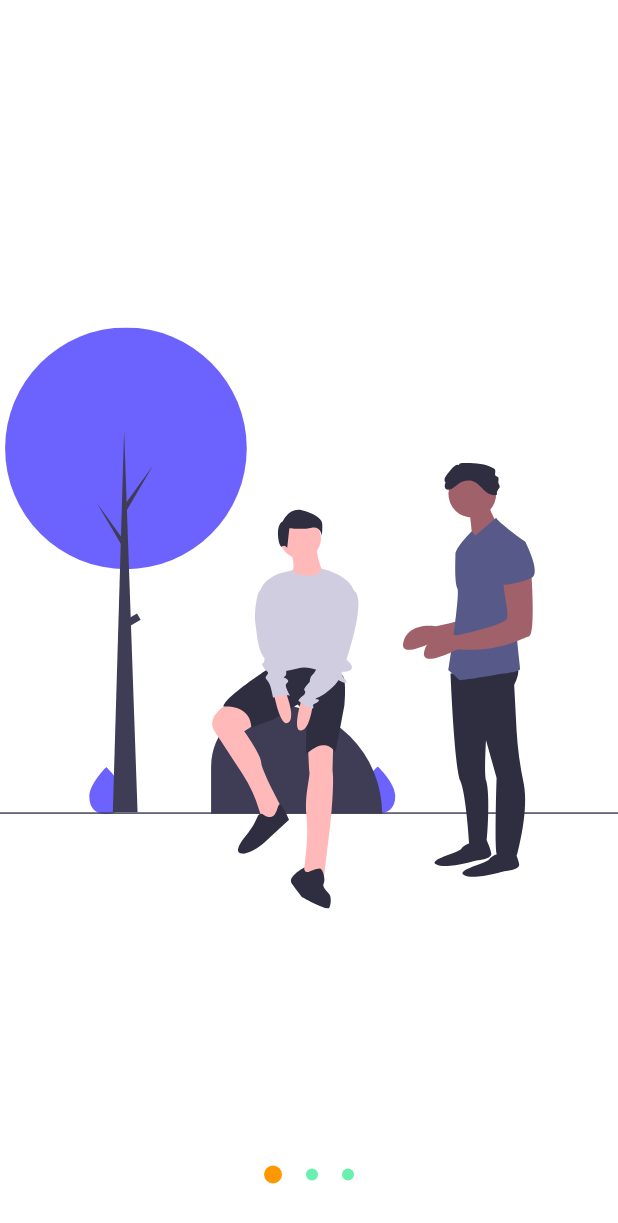
After one commit to aykuttasil/modern-flutter, a Flutter app: the IntroPage2 screen opened by its route, on a phone screen of 412 x 824 dp. The commit adds this screen. Shown: the top 1223 px of the screen. Run offline on Flutter 3.47's test engine with Material 2 defaults, Android fonts, the phone set to English and light mode, and no system bars; our stand-ins replace dio, firebase_analytics, firebase_crashlytics, flutter_svg, get_it, logger; missing offline and left inert: alice; accounts and stored records are empty.

Commit message:
intro page was added

```diff
--- a/lib/ui/App.dart
+++ b/lib/ui/App.dart
@@ -5,7 +5,9 @@ import 'package:modern_flutter/common/locator.dart';
 import 'package:modern_flutter/ui/AppViewModel.dart';
 import 'package:modern_flutter/ui/about/AboutPage.dart';
 import 'package:modern_flutter/ui/home/HomePage.dart';
-import 'package:modern_flutter/ui/intro/IntroPage.dart';
+import 'package:modern_flutter/ui/intro/intro_page.dart';
+import 'package:modern_flutter/ui/login/login_page.dart';
+import 'package:modern_flutter/ui/intro/intro_page_2.dart';
 import 'package:modern_flutter/ui/splash/SplashPage.dart';
 import 'package:modern_flutter/utils/routes/FadeRoute.dart';
 import 'package:provider/provider.dart';
@@ -25,9 +27,11 @@ class App extends StatelessWidget {
           // onGenerateRoute: Router.generateRoute,
           routes: {
             IntroPage.routeName: (context) => IntroPage(),
+            IntroPage2.routeName: (context) => IntroPage2(),
             SplashPage.routeName: (context) => SplashPage(),
             HomePage.routeName: (context) => HomePage(),
             AboutPage.routeName: (context) => AboutPage(),
+            LoginPage.routeName: (context) => LoginPage(),
           },
           navigatorObservers: [firebaseAnalyticsObserver],
         );
--- a/lib/ui/intro/IntroPage.dart
+++ b/lib/ui/intro/intro_page.dart
@@ -2,6 +2,7 @@ import 'package:flutter/cupertino.dart';
 import 'package:flutter/material.dart';
 import 'package:flutter_svg/flutter_svg.dart';
 import 'package:modern_flutter/ui/home/HomePage.dart';
+import 'package:modern_flutter/ui/login/login_page.dart';
 import 'package:modern_flutter/ui/widgets/MyButton.dart';
 
 class IntroPage extends StatefulWidget {
@@ -77,6 +78,13 @@ class _IntroPageState extends State<IntroPage> {
                             context, HomePage.routeName);
                       },
                     ),
+                    MyButton(
+                      title: "LOGIN",
+                      onPressed: () {
+                        Navigator.pushReplacementNamed(
+                            context, LoginPage.routeName);
+                      },
+                    ),
                   ],
                 ),
               ),
--- /dev/null
+++ b/lib/ui/intro/intro_page_2.dart
@@ -0,0 +1,105 @@
+import 'package:flutter/cupertino.dart';
+import 'package:flutter/material.dart';
+import 'package:flutter_svg/flutter_svg.dart';
+
+class IntroPage2 extends StatefulWidget {
+  static const routeName = "/onboarding";
+
+  @override
+  _IntroPage2State createState() => _IntroPage2State();
+}
+
+class _IntroPage2State extends State<IntroPage2> {
+  final List<Widget> introWidgetsList = <Widget>[
+    Container(
+      color: Colors.white,
+      child: SvgPicture.asset("assets/svg/undraw_a_day_off_w9ex.svg"),
+    ),
+    Container(
+      color: Colors.white,
+      child: SvgPicture.asset("assets/svg/undraw_online_everywhere_cd90.svg"),
+    ),
+    Container(
+      color: Colors.white,
+      child: SvgPicture.asset("assets/svg/undraw_a_day_off_w9ex.svg"),
+    )
+  ];
+
+  PageController _pageController = PageController();
+  var currentPageValue = 0;
+
+  void getChangedPageAndMoveBar(int page) {
+    currentPageValue = page;
+    setState(() {});
+  }
+
+  Widget circleBar(bool isActive) {
+    return AnimatedContainer(
+      duration: Duration(milliseconds: 150),
+      margin: EdgeInsets.symmetric(horizontal: 8),
+      height: isActive ? 12 : 8,
+      width: isActive ? 12 : 8,
+      decoration: BoxDecoration(
+          color: isActive ? Colors.orange : Colors.greenAccent,
+          borderRadius: BorderRadius.all(Radius.circular(12))),
+    );
+  }
+
+  @override
+  Widget build(BuildContext context) {
+    return Scaffold(
+      body: SafeArea(
+        child: Container(
+          child: Stack(
+            alignment: AlignmentDirectional.bottomCenter,
+            children: <Widget>[
+              PageView.builder(
+                controller: _pageController,
+                onPageChanged: (int page) {
+                  getChangedPageAndMoveBar(page);
+                },
+                itemCount: introWidgetsList.length,
+                itemBuilder: (context, position) {
+                  return introWidgetsList[position];
+                },
+              ),
+              Stack(
+                alignment: AlignmentDirectional.topStart,
+                children: <Widget>[
+                  Container(
+                    margin: EdgeInsets.only(bottom: 35),
+                    child: Row(
+                      mainAxisSize: MainAxisSize.min,
+                      mainAxisAlignment: MainAxisAlignment.center,
+                      children: <Widget>[
+                        for (int i = 0; i < introWidgetsList.length; i++)
+                          if (i == currentPageValue) ...[circleBar(true)] else
+                            circleBar(false),
+                      ],
+                    ),
+                  ),
+                ],
+              ),
+              Visibility(
+                child: Align(
+                  alignment: Alignment.bottomRight,
+                  child: Padding(
+                    padding: const EdgeInsets.all(18.0),
+                    child: FloatingActionButton(
+                      onPressed: () {},
+                      shape: BeveledRectangleBorder(
+                        borderRadius: BorderRadius.all(Radius.circular(35)),
+                      ),
+                      child: Icon(Icons.arrow_right),
+                    ),
+                  ),
+                ),
+                visible: currentPageValue == introWidgetsList.length - 1,
+              )
+            ],
+          ),
+        ),
+      ),
+    );
+  }
+}
--- /dev/null
+++ b/lib/ui/login/login_page.dart
@@ -0,0 +1,12 @@
+import 'package:flutter/material.dart';
+
+class LoginPage extends StatelessWidget {
+  static const String routeName = "/login";
+
+  @override
+  Widget build(BuildContext context) {
+    return Stack(
+      children: <Widget>[Text("Aykut Asil")],
+    );
+  }
+}
--- a/pubspec.yaml
+++ b/pubspec.yaml
@@ -4,7 +4,7 @@ description: Modern Flutter App Structure
 version: 1.0.0+1
 
 environment:
-  sdk: ">=2.1.0 <3.0.0"
+  sdk: ">=2.2.2 <3.0.0"
 
 dependencies:
   flutter:
```
Also changed, not shown: pubspec.lock, 1 other file.
